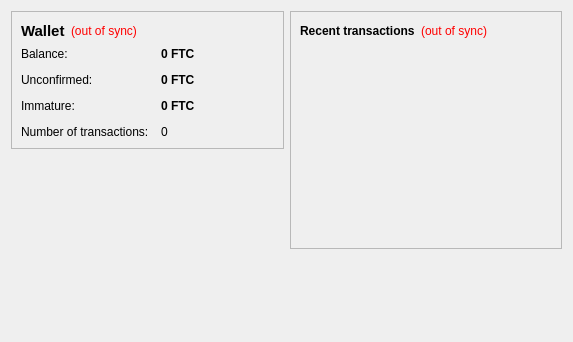
First picture: the form in src/qt/forms/overviewpage.ui, repository goodwillcoin/GoodwillCoin, before the edit.
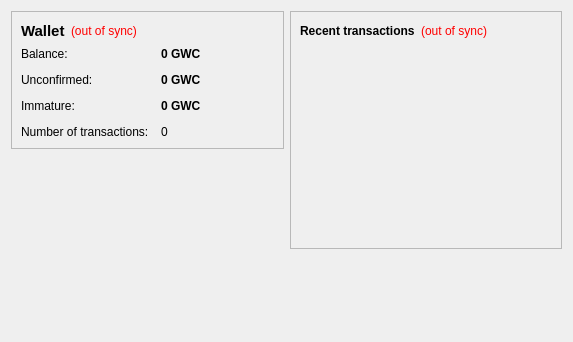
Second picture: the form after the edit.

What changed in the file:
```diff
--- a/src/qt/forms/overviewpage.ui
+++ b/src/qt/forms/overviewpage.ui
@@ -105,7 +105,7 @@
              <string>Your current balance</string>
             </property>
             <property name="text">
-             <string notr="true">0 FTC</string>
+             <string notr="true">0 GWC</string>
             </property>
             <property name="textInteractionFlags">
              <set>Qt::LinksAccessibleByMouse|Qt::TextSelectableByKeyboard|Qt::TextSelectableByMouse</set>
@@ -134,7 +134,7 @@
              <string>Total of transactions that have yet to be confirmed, and do not yet count toward the current balance</string>
             </property>
             <property name="text">
-             <string notr="true">0 FTC</string>
+             <string notr="true">0 GWC</string>
             </property>
             <property name="textInteractionFlags">
              <set>Qt::LinksAccessibleByMouse|Qt::TextSelectableByKeyboard|Qt::TextSelectableByMouse</set>
@@ -177,7 +177,7 @@
              <string>Mined balance that has not yet matured</string>
             </property>
             <property name="text">
-             <string notr="true">0 FTC</string>
+             <string notr="true">0 GWC</string>
             </property>
             <property name="textInteractionFlags">
              <set>Qt::LinksAccessibleByMouse|Qt::TextSelectableByKeyboard|Qt::TextSelectableByMouse</set>
```
Left out of the diff: 4 changed lines with no effect on the pictures.
